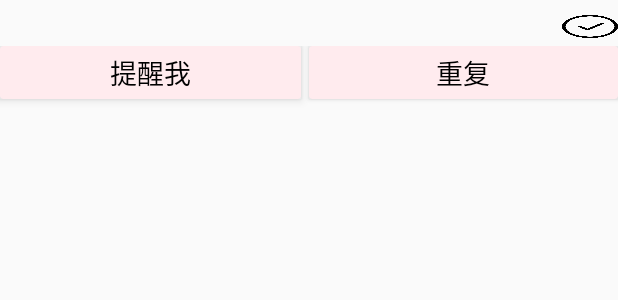
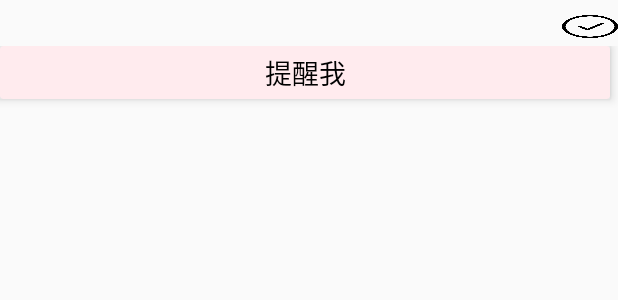
Before and after one commit to Twistfate777/Todo, an Android app: the layout input_task.xml on its own in the app's theme, with its tools: preview values and no code run, on a phone screen of 412 x 824 dp. Shown: the top 300 px of the screen. Run offline under Robolectric (Android 15) with nearby library versions, the phone set to English and light mode, and no system bars.

```diff
--- a/app/build.gradle
+++ b/app/build.gradle
@@ -6,7 +6,7 @@ android {
 
     defaultConfig {
         applicationId "com.example.todo"
-        minSdkVersion 29
+        minSdkVersion 24
         targetSdkVersion 29
         versionCode 1
         versionName "1.0"
--- a/app/src/main/java/com/example/todo/SecondActivity.java
+++ b/app/src/main/java/com/example/todo/SecondActivity.java
@@ -330,6 +330,7 @@ public class SecondActivity extends AppCompatActivity {
                         return o1.name.length() - o2.name.length();
                     }
                 });
+                taskFragment.adapter.notifyDataSetChanged();
                 return true;
             case R.id.sortByStart:
                 taskNames.sort(new Comparator<TodoTask>() {
--- a/app/src/main/res/layout/input_task.xml
+++ b/app/src/main/res/layout/input_task.xml
@@ -59,26 +59,6 @@
 
         </androidx.cardview.widget.CardView>
 
-        <androidx.cardview.widget.CardView
-            android:layout_width="match_parent"
-            android:layout_height="wrap_content"
-            android:layout_weight="1"
-            app:cardBackgroundColor="#FFEBEE"
-            app:contentPadding="4dp">
-
-            <CheckBox
-                android:id="@+id/setRepate"
-                android:layout_width="match_parent"
-                android:layout_height="wrap_content"
-                android:layout_weight="1"
-                android:background="@drawable/btn_task_option"
-                android:button="@null"
-                android:gravity="center_horizontal"
-                android:text="重复"
-                android:textSize="18sp" />
-
-        </androidx.cardview.widget.CardView>
-
     </LinearLayout>
 
 </LinearLayout>
```
Also changed, not shown: 1 other file.
